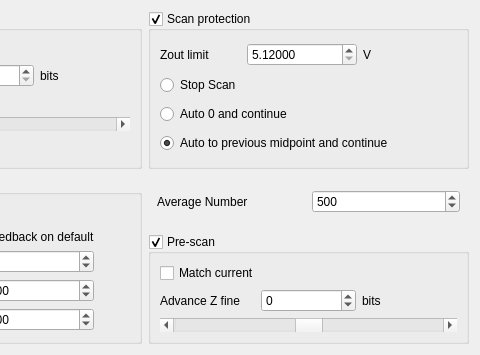
Before: the Qt Designer form pyqt5 STM software/ui/ScanOptions.ui in freestylexyz/STM-pyqt5-software, drawn with Qt 5; both pictures show x 518 to 998 and y 0 to 355 of the 998 by 355 pixel window.
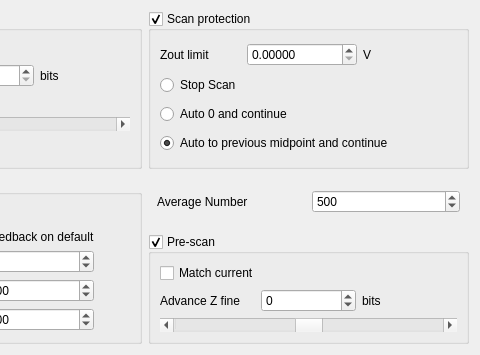
After: the same form once the commit is applied.

Diff of the .ui file:
```diff
--- a/pyqt5 STM software/ui/ScanOptions.ui
+++ b/pyqt5 STM software/ui/ScanOptions.ui
@@ -68,7 +68,7 @@
          <number>5</number>
         </property>
         <property name="minimum">
-         <double>5.120000000000000</double>
+         <double>0.000000000000000</double>
         </property>
         <property name="maximum">
          <double>10.240000000000000</double>
```
